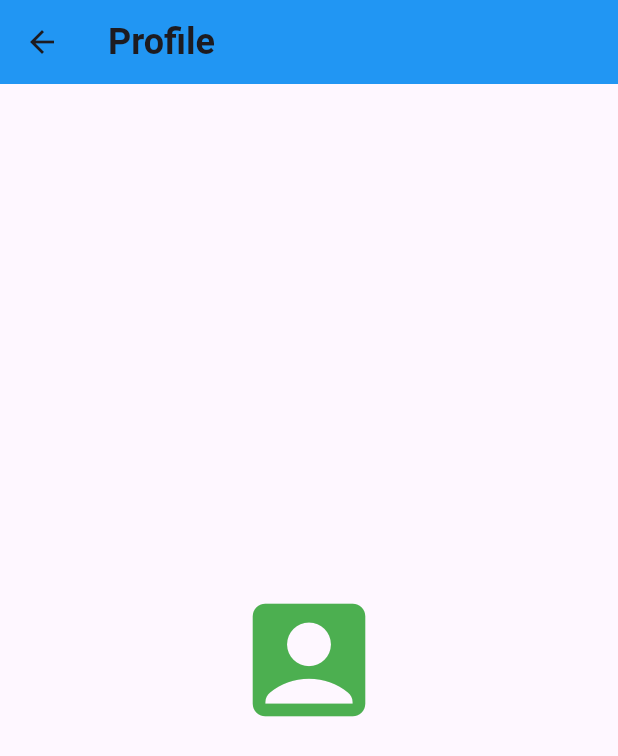
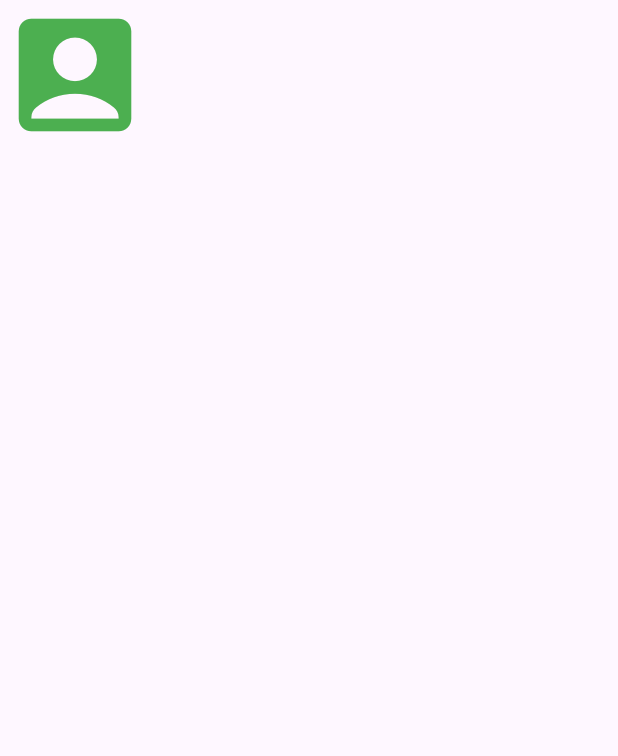
Before and after one commit to Singh1106/lsb_org_app, a Flutter app: the ProfilePage screen opened by its route, on a phone screen of 412 x 824 dp. Shown: the top 756 px of the screen. Run offline on Flutter 3.47's test engine with Material 3 defaults, Android fonts, the phone set to English and light mode, and no system bars.

Commit message:
added themes

```diff
--- a/lib/pages/profile.dart
+++ b/lib/pages/profile.dart
@@ -9,17 +9,14 @@ class ProfilePage extends StatelessWidget {
     final theme = ThemeSelector.getTheme();
 
     return Scaffold(
-      appBar: AppBar(
-        title: const Text('Profile'),
-        backgroundColor: theme.primaryColor,
-      ),
-      body: Container(
-        alignment: Alignment.center,
-        child: Icon(
-          Icons.account_box,
-          size: 100,
-          color: theme.accentColor,
-        ),
+      body: Column(
+        children: [
+          Icon(
+            Icons.account_box,
+            size: 100,
+            color: theme.accentColor,
+          )
+        ],
       ),
     );
   }
```
Also changed, not shown: lib/pages/settings.dart (+8 -11 lines).
